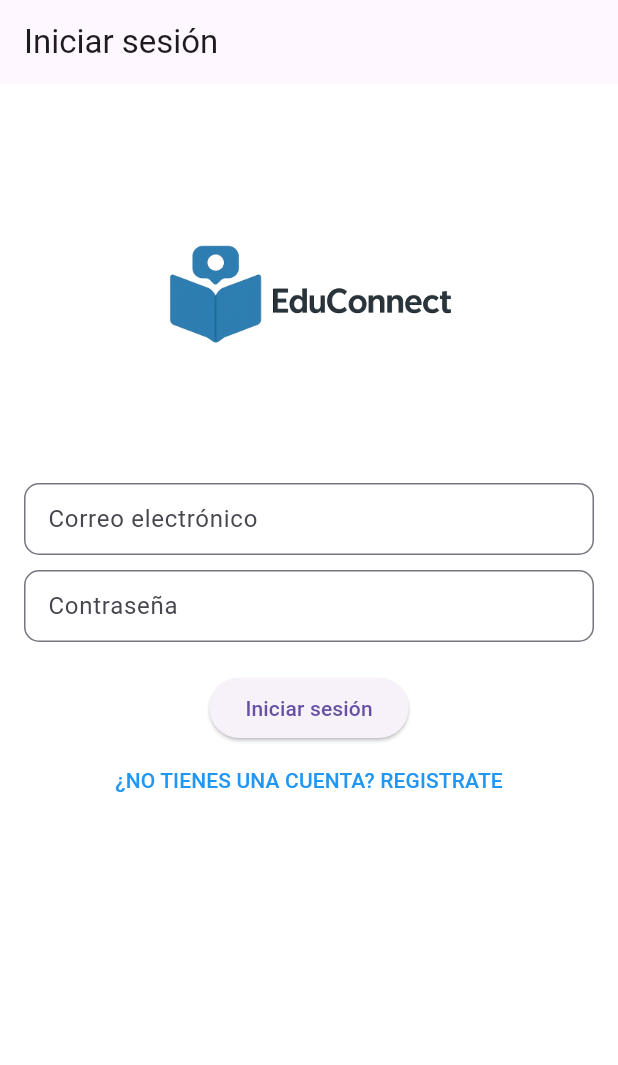
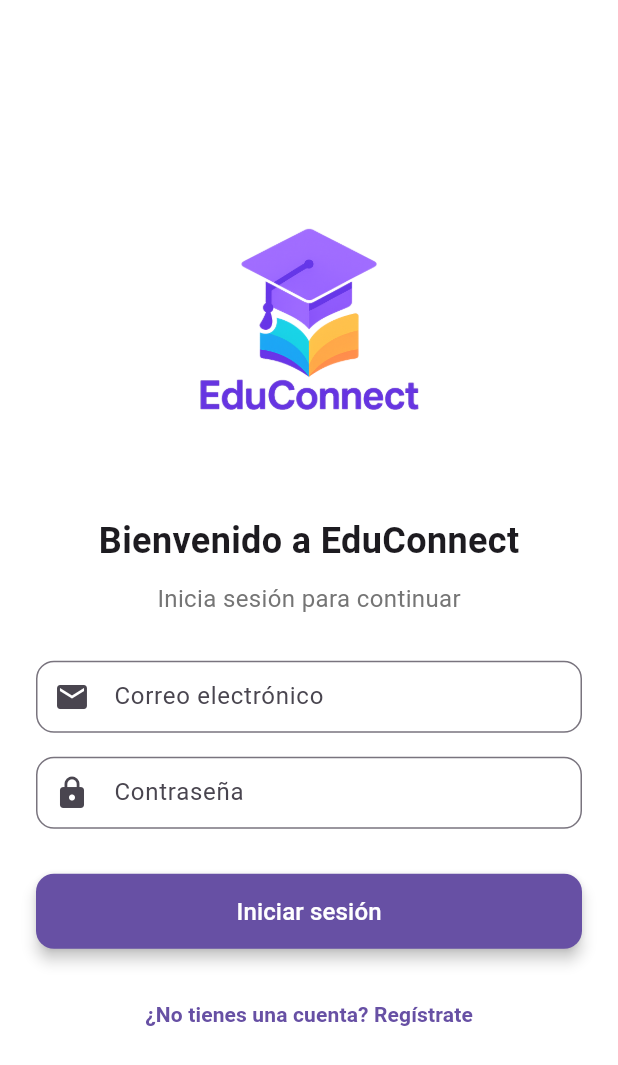
Before and after one commit to pablohernandez27/EduConnect, a Flutter app: the screen it shows after launch, on a phone screen of 412 x 824 dp. Shown: the top 1065 px of the screen. Run offline on Flutter 3.47's test engine with Material 3 defaults, Android fonts, the phone set to English and light mode, and no system bars; our stand-ins replace cloud_firestore, firebase_auth, firebase_core; accounts and stored records are empty.

Commit message:
Poner el registro y login con estética más bonita

```diff
--- a/lib/user_authentication/login_screen.dart
+++ b/lib/user_authentication/login_screen.dart
@@ -55,43 +55,90 @@ class _LoginScreenState extends State<LoginScreen> {
   @override
   Widget build(BuildContext context) {
     return Scaffold(
-        appBar: AppBar(title: Text('Iniciar sesión')),
+      backgroundColor: Colors.white,
       body: SafeArea(
+        child: Center(
           child: SingleChildScrollView(
-          child: Padding(
-            padding: const EdgeInsets.all(16.0),
+            padding: const EdgeInsets.symmetric(horizontal: 24.0),
             child: Column(
+              crossAxisAlignment: CrossAxisAlignment.center,
               children: [
-                Image.asset('assets/logo_educonnect.png', height: 250),
-                TextField(
+                Image.asset('assets/logo_educonnect.png', height: 180),
+                const SizedBox(height: 40),
+                Text(
+                  'Bienvenido a EduConnect',
+                  style: TextStyle(fontSize: 24, fontWeight: FontWeight.bold),
+                ),
+                const SizedBox(height: 10),
+                Text(
+                  'Inicia sesión para continuar',
+                  style: TextStyle(color: Colors.grey[600], fontSize: 16),
+                ),
+                const SizedBox(height: 30),
+                TextFormField(
                   controller: _emailController,
-                  decoration: InputDecoration(labelText: 'Correo electrónico'),
+                  decoration: InputDecoration(
+                    prefixIcon: Icon(Icons.email),
+                    labelText: 'Correo electrónico',
+                    border: OutlineInputBorder(
+                      borderRadius: BorderRadius.circular(12.0),
                     ),
-                SizedBox(height: 10),
-                TextField(
+                  ),
+                ),
+                const SizedBox(height: 16),
+                TextFormField(
                   controller: _passwordController,
-                  decoration: InputDecoration(labelText: 'Contraseña'),
                   obscureText: true,
+                  decoration: InputDecoration(
+                    prefixIcon: Icon(Icons.lock),
+                    labelText: 'Contraseña',
+                    border: OutlineInputBorder(
+                      borderRadius: BorderRadius.circular(12.0),
                     ),
-                SizedBox(height: 20),
-                ElevatedButton(
+                  ),
+                ),
+                const SizedBox(height: 30),
+                SizedBox(
+                  width: double.infinity,
+                  height: 50,
+                  child: ElevatedButton(
                     onPressed: _login,
-                  child: Text('Iniciar sesión'),
+                    style: ElevatedButton.styleFrom(
+                      shape: RoundedRectangleBorder(
+                        borderRadius: BorderRadius.circular(12.0),
                       ),
+                      backgroundColor: Theme.of(context).primaryColor,
+                      elevation: 4,
+                    ),
+                    child: Text(
+                      'Iniciar sesión',
+                      style: TextStyle(fontSize: 16, color: Colors.white),
+
+                    ),
+                  ),
+                ),
+                const SizedBox(height: 20),
                 TextButton(
                   onPressed: () {
                     Navigator.push(
                       context,
-                          MaterialPageRoute(
-                              builder: (context) => RegisterScreen()));
+                      MaterialPageRoute(builder: (context) => RegisterScreen()),
+                    );
                   },
                   child: Text(
-                      '¿NO TIENES UNA CUENTA? REGISTRATE',
-                      style: TextStyle(color: Colors.blue),
-                    ))
+                    '¿No tienes una cuenta? Regístrate',
+                    style: TextStyle(
+                      color: Theme.of(context).primaryColor,
+                      fontWeight: FontWeight.bold,
+                    ),
+                  ),
+                ),
               ],
             ),
           ),
-        )));
+        ),
+      ),
+    );
   }
+
 }
```
Also changed, not shown: lib/user_authentication/register_screen.dart (+64 -17 lines), assets/logo_educonnect.png, 4 other files. Lines whose indentation alone changed are shown as unchanged.
